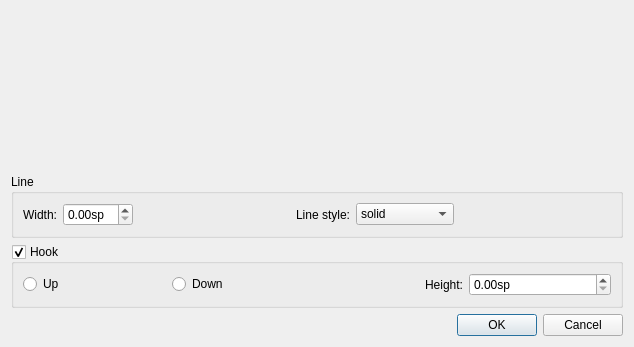
musescore/musescore-old, file mscore/mscore/lineproperties.ui: the form before one commit.
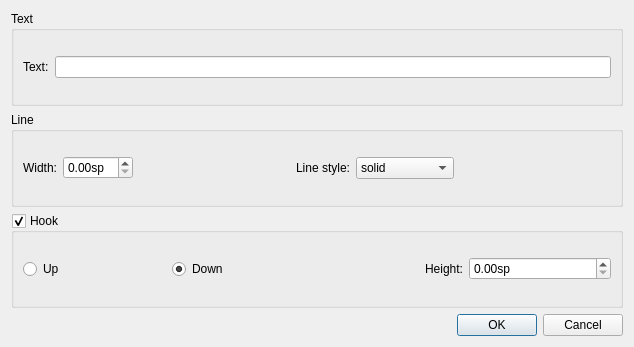
The form after the commit.

```diff
--- a/mscore/mscore/lineproperties.ui
+++ b/mscore/mscore/lineproperties.ui
@@ -14,17 +14,26 @@
   </property>
   <layout class="QVBoxLayout" >
    <item>
-    <spacer>
-     <property name="orientation" >
-      <enum>Qt::Vertical</enum>
+    <widget class="QGroupBox" name="groupBox_2" >
+     <property name="title" >
+      <string>Text</string>
      </property>
-     <property name="sizeHint" >
-      <size>
-       <width>20</width>
-       <height>40</height>
-      </size>
+     <property name="flat" >
+      <bool>true</bool>
      </property>
-    </spacer>
+     <layout class="QHBoxLayout" >
+      <item>
+       <widget class="QLabel" name="label_4" >
+        <property name="text" >
+         <string>Text:</string>
+        </property>
+       </widget>
+      </item>
+      <item>
+       <widget class="QLineEdit" name="lineEdit" />
+      </item>
+     </layout>
+    </widget>
    </item>
    <item>
     <widget class="QGroupBox" name="groupBox" >
@@ -147,6 +156,9 @@
         <property name="text" >
          <string>Down</string>
         </property>
+        <property name="checked" >
+         <bool>true</bool>
+        </property>
        </widget>
       </item>
       <item>
```
